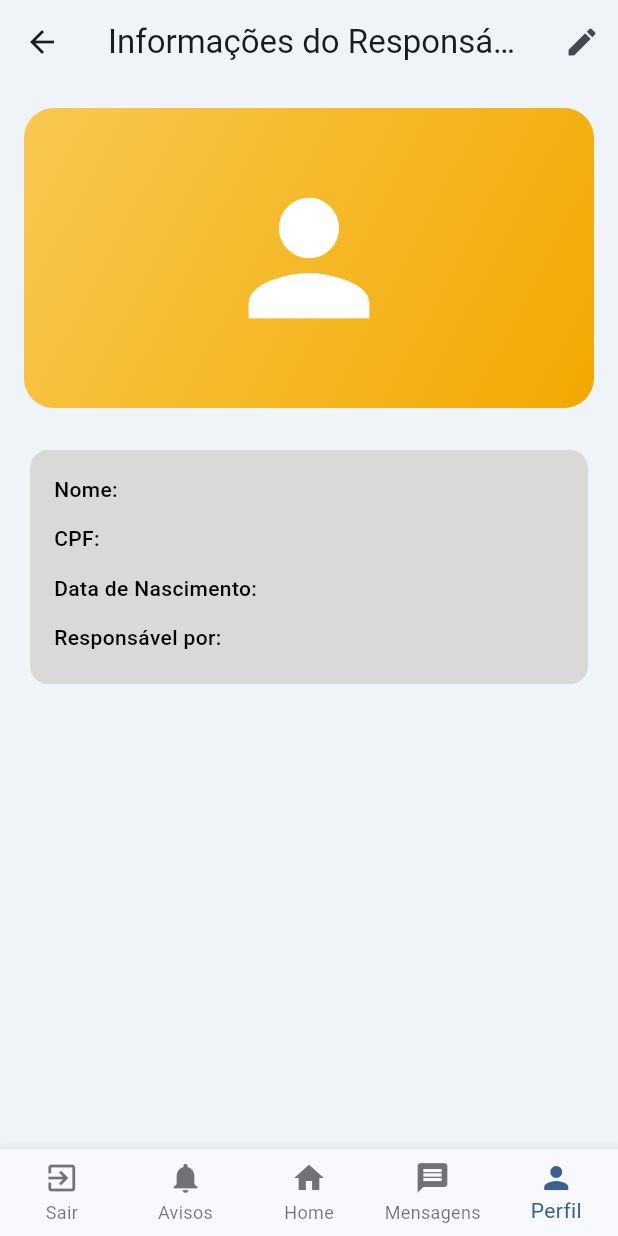
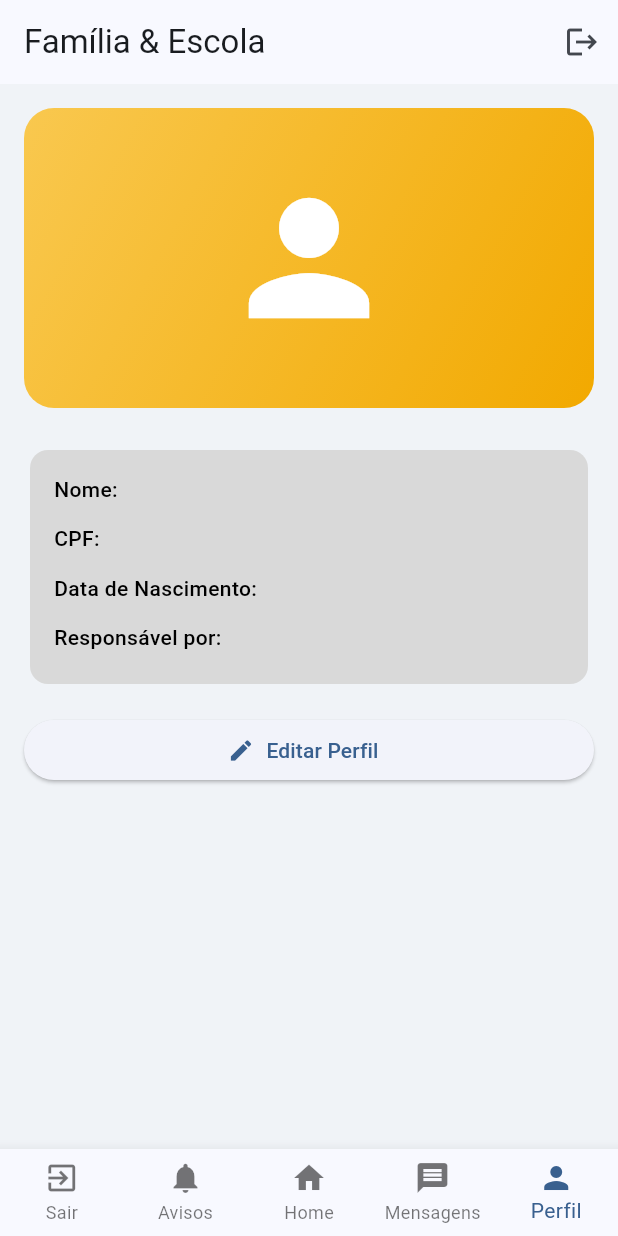
Before and after one commit to Dev-Sphere-Enterprise/FamiliaEscolaApp, a Flutter app: the screen it shows once a user with an empty profile is signed in, item 5 of the bottom bar chosen, on a phone screen of 412 x 824 dp. Run offline on Flutter 3.47's test engine with Material 3 defaults, Android fonts, the light colour scheme and no system bars; our stand-ins replace cloud_firestore, firebase_auth, firebase_core; accounts and stored records are empty.

Commit message:
Ajustando app bar e criando avisos e mensagens

```diff
--- a/lib/pages/profile_page.dart
+++ b/lib/pages/profile_page.dart
@@ -1,7 +1,7 @@
+import 'package:flutter/material.dart';
 import 'package:cloud_firestore/cloud_firestore.dart';
-import 'package:flutter/material.dart';
-import 'package:firebase_auth/firebase_auth.dart';
 import '../services/auth_service.dart';
+import '../widgets/main_scaffold.dart';
 import 'profile_edit_page.dart';
 
 class ProfilePage extends StatelessWidget {
@@ -10,37 +10,35 @@ class ProfilePage extends StatelessWidget {
   @override
   Widget build(BuildContext context) {
     final authService = AuthService();
-    final uid = authService.currentUser?.uid;
 
-    return Scaffold(
-      backgroundColor: const Color(0xFFF0F3F7),
-      appBar: AppBar(
-        title: const Text("Informações do Responsável"),
-        backgroundColor: Colors.transparent,
-        elevation: 0,
-        actions: [
-          // Botão para navegar para a tela de edição
-          IconButton(
-            icon: const Icon(Icons.edit),
-            onPressed: () {
-              // Navega para a tela de edição
-              Navigator.push(
-                context,
-                MaterialPageRoute(builder: (_) => ProfileEditPage()),
-              );
-            },
-          )
-        ],
-      ),
-      body: StreamBuilder<DocumentSnapshot<Map<String, dynamic>>?>(
-        stream: authService.getUserStream(),
-        builder: (context, snapshot) {
-          if (!snapshot.hasData || snapshot.data == null) {
-            return const Center(child: CircularProgressIndicator());
-          }
-          final userData = snapshot.data!.data() ?? {};
+    // Garantir que temos o stream do usuário logado
+    final userStream = authService.getUserStream();
+    if (userStream == null) {
+      return const Scaffold(
+        body: Center(child: Text("Usuário não autenticado")),
+      );
+    }
 
-          return SingleChildScrollView(
+    return StreamBuilder<DocumentSnapshot<Map<String, dynamic>>>(
+      stream: userStream,
+      builder: (context, snapshot) {
+        if (snapshot.connectionState == ConnectionState.waiting) {
+          return const Scaffold(
+            body: Center(child: CircularProgressIndicator()),
+          );
+        }
+
+        if (!snapshot.hasData || snapshot.data?.data() == null) {
+          return const Scaffold(
+            body: Center(child: Text("Dados do usuário não encontrados")),
+          );
+        }
+
+        final userData = snapshot.data!.data()!;
+
+        return MainScaffold(
+          currentIndex: 4, // Perfil ativo
+          body: SingleChildScrollView(
             padding: const EdgeInsets.all(16.0),
             child: Column(
               children: [
@@ -53,13 +51,27 @@ class ProfilePage extends StatelessWidget {
                 ),
                 const SizedBox(height: 24),
                 _buildInfoCard(userData),
+                const SizedBox(height: 16),
+
+                // Botão Editar Perfil
+                SizedBox(
+                  width: double.infinity,
+                  child: ElevatedButton.icon(
+                    onPressed: () {
+                      Navigator.push(
+                        context,
+                        MaterialPageRoute(builder: (_) => const ProfileEditPage()),
+                      );
+                    },
+                    icon: const Icon(Icons.edit),
+                    label: const Text("Editar Perfil"),
+                  ),
+                ),
               ],
             ),
-          );
-        },
-      ),
-      // Copiando a BottomNavigationBar da HomePage para consistência
-      bottomNavigationBar: _buildBottomNav(context),
+          ),
+        );
+      },
     );
   }
 
@@ -77,11 +89,11 @@ class ProfilePage extends StatelessWidget {
 
   Widget _buildInfoCard(Map<String, dynamic> userData) {
     return Card(
-      color: const Color(0xFFD9D9D9), // Cinza claro semelhante ao da imagem
+      color: const Color(0xFFD9D9D9),
       shape: RoundedRectangleBorder(
         borderRadius: BorderRadius.circular(12),
       ),
-      elevation: 0, // sem sombra para ficar igual à imagem
+      elevation: 0,
       child: Padding(
         padding: const EdgeInsets.all(16.0),
         child: Column(
@@ -130,23 +142,4 @@ class ProfilePage extends StatelessWidget {
       ),
     );
   }
-
-  // BottomNavigationBar para manter a consistência
-  BottomNavigationBar _buildBottomNav(BuildContext context) {
-    return BottomNavigationBar(
-      currentIndex: 4, // Perfil
-      type: BottomNavigationBarType.fixed,
-      onTap: (index) {
-        if (index == 2) Navigator.pop(context); // Volta pra Home
-        if (index == 0) FirebaseAuth.instance.signOut();
-      },
-      items: const [
-        BottomNavigationBarItem(icon: Icon(Icons.exit_to_app), label: "Sair"),
-        BottomNavigationBarItem(icon: Icon(Icons.notifications), label: "Avisos"),
-        BottomNavigationBarItem(icon: Icon(Icons.home), label: "Home"),
-        BottomNavigationBarItem(icon: Icon(Icons.message), label: "Mensagens"),
-        BottomNavigationBarItem(icon: Icon(Icons.person), label: "Perfil"),
-      ],
-    );
-  }
 }
--- /dev/null
+++ b/lib/widgets/main_scaffold.dart
@@ -0,0 +1,82 @@
+import 'package:flutter/material.dart';
+import 'package:firebase_auth/firebase_auth.dart';
+import 'package:FamiliaEscolaApp/pages/home_page.dart';
+import 'package:FamiliaEscolaApp/pages/avisos_page.dart';
+import 'package:FamiliaEscolaApp/pages/mensagens_page.dart';
+import 'package:FamiliaEscolaApp/pages/profile_page.dart';
+
+class MainScaffold extends StatelessWidget {
+  final Widget body;
+  final int currentIndex;
+
+  const MainScaffold({
+    super.key,
+    required this.body,
+    required this.currentIndex,
+  });
+
+  void _onTap(BuildContext context, int index) {
+    if (index == currentIndex) return; // evita recarregar a mesma tela
+
+    switch (index) {
+      case 0: // Sair
+        FirebaseAuth.instance.signOut();
+        break;
+      case 1: // Avisos
+        Navigator.pushReplacement(
+          context,
+          MaterialPageRoute(builder: (_) => const AvisosPage()),
+        );
+        break;
+      case 2: // Home
+        Navigator.pushReplacement(
+          context,
+          MaterialPageRoute(
+            builder: (_) => HomePage(),
+          ),
+        );
+        break;
+      case 3: // Mensagens
+        Navigator.pushReplacement(
+          context,
+          MaterialPageRoute(builder: (_) => const MensagensPage()),
+        );
+        break;
+      case 4: // Perfil
+        Navigator.pushReplacement(
+          context,
+          MaterialPageRoute(builder: (_) => const ProfilePage()),
+        );
+        break;
+    }
+  }
+
+  @override
+  Widget build(BuildContext context) {
+    return Scaffold(
+      backgroundColor: const Color(0xFFF0F3F7),
+      appBar: AppBar(
+        title: const Text("Família & Escola"),
+        actions: [
+          IconButton(
+            icon: const Icon(Icons.logout),
+            onPressed: () => FirebaseAuth.instance.signOut(),
+          )
+        ],
+      ),
+      body: body,
+      bottomNavigationBar: BottomNavigationBar(
+        currentIndex: currentIndex,
+        type: BottomNavigationBarType.fixed,
+        onTap: (index) => _onTap(context, index),
+        items: const [
+          BottomNavigationBarItem(icon: Icon(Icons.exit_to_app), label: "Sair"),
+          BottomNavigationBarItem(icon: Icon(Icons.notifications), label: "Avisos"),
+          BottomNavigationBarItem(icon: Icon(Icons.home), label: "Home"),
+          BottomNavigationBarItem(icon: Icon(Icons.message), label: "Mensagens"),
+          BottomNavigationBarItem(icon: Icon(Icons.person), label: "Perfil"),
+        ],
+      ),
+    );
+  }
+}
```
Also changed, not shown: lib/auth_gate.dart (+4 -29 lines), lib/pages/avisos_page.dart (added, +49 -0 lines), lib/pages/home_page.dart (+34 -47 lines), lib/pages/mensagens_page.dart (added, +90 -0 lines).
